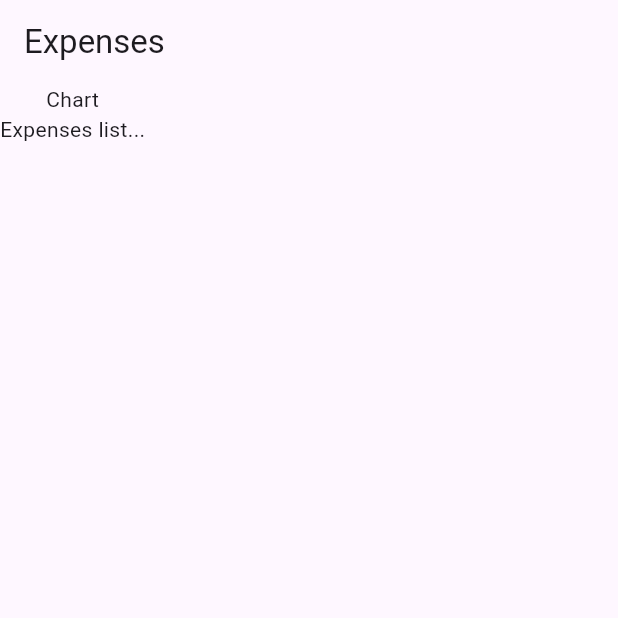
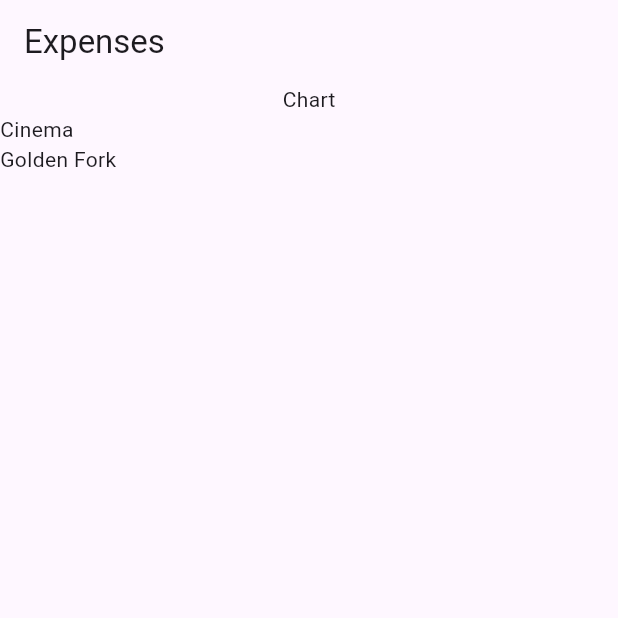
Before and after one commit to BenjaminChoron/expense_tracker, a Flutter app: the screen it shows after launch, on a phone screen of 412 x 824 dp, the top half of it. Run offline on Flutter 3.47's test engine with Material 3 defaults, Android fonts, the phone set to English and light mode, and no system bars.

Commit message:
🚧 Add expenses list widget

```diff
--- a/lib/expenses.dart
+++ b/lib/expenses.dart
@@ -1,6 +1,7 @@
 import 'package:flutter/material.dart';
 
 import 'package:expense_tracker/models/expense.dart';
+import 'package:expense_tracker/expenses_list.dart';
 
 class Expenses extends StatefulWidget {
   const Expenses({super.key});
@@ -27,10 +28,12 @@ class _ExpensesState extends State<Expenses> {
 
   @override
   Widget build(BuildContext context) {
-    return const Column(
+    return Column(
       children: [
-        Text('Chart'),
-        Text('Expenses list...'),
+        const Text('Chart'),
+        Expanded(
+          child: ExpensesList(expenses: _registeredExpenses),
+        ),
       ],
     );
   }
--- /dev/null
+++ b/lib/expenses_list.dart
@@ -0,0 +1,17 @@
+import 'package:flutter/material.dart';
+
+import 'package:expense_tracker/models/expense.dart';
+
+class ExpensesList extends StatelessWidget {
+  const ExpensesList({super.key, required this.expenses});
+
+  final List<Expense> expenses;
+
+  @override
+  Widget build(BuildContext context) {
+    return ListView.builder(
+      itemCount: expenses.length,
+      itemBuilder: (ctx, index) => Text(expenses[index].title),
+    );
+  }
+}
```
